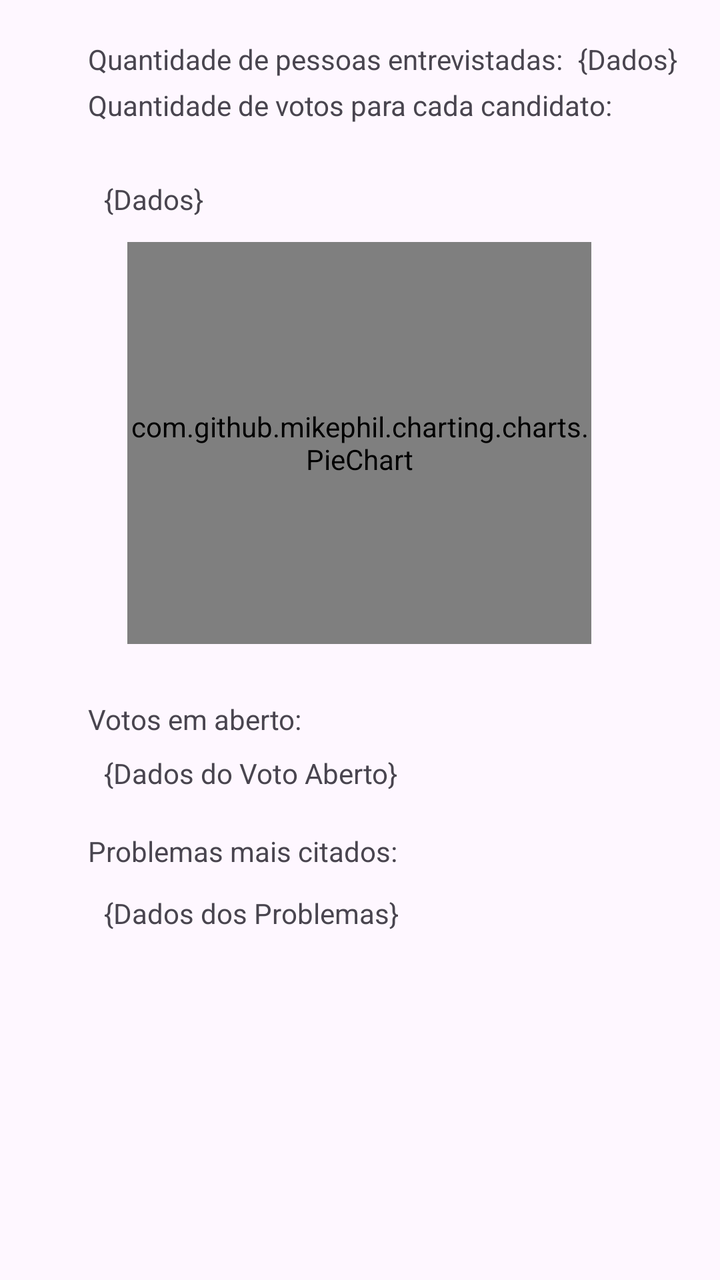
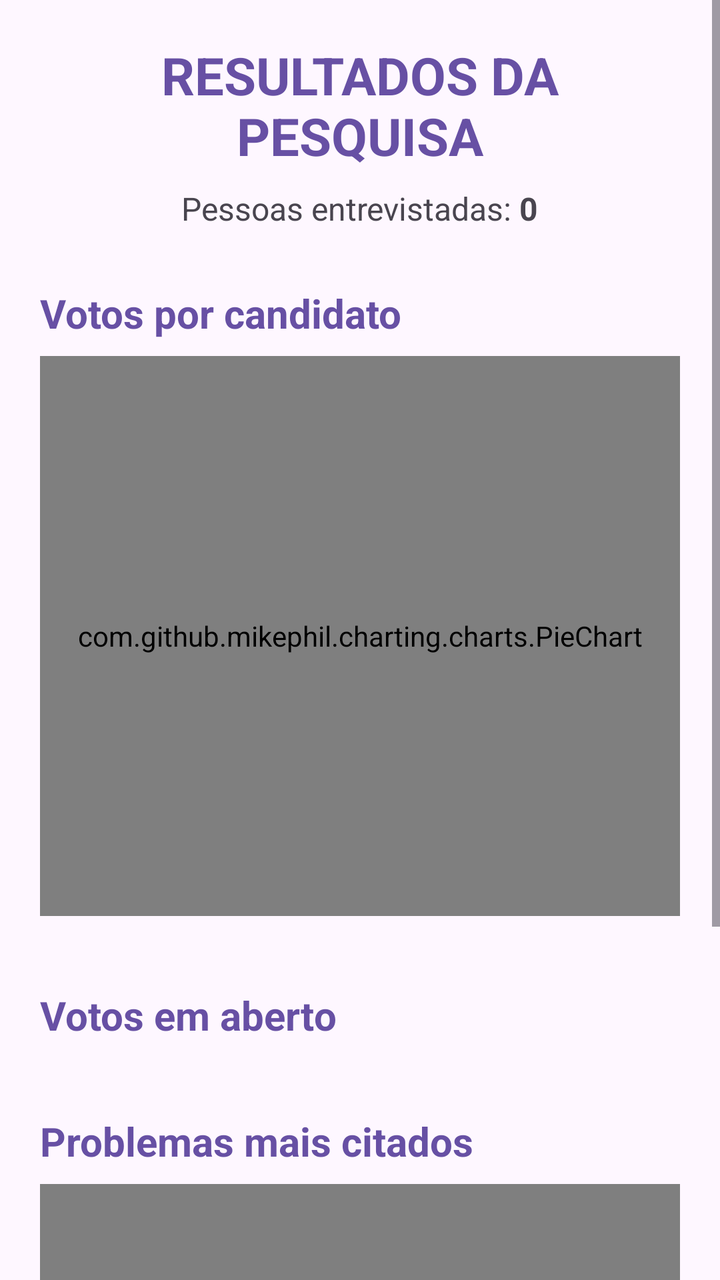

The first picture is an Android layout as it rendered before a commit; the second is the same layout after the commit. The layout source and the unified diff follow.
<!-- AndroidManifest.xml: application theme Theme.PesquisaEleitoral -->
<!-- res/layout/activity_dados.xml -->
<?xml version="1.0" encoding="utf-8"?>
<androidx.constraintlayout.widget.ConstraintLayout xmlns:android="http://schemas.android.com/apk/res/android"
    xmlns:app="http://schemas.android.com/apk/res-auto"
    xmlns:tools="http://schemas.android.com/tools"
    android:id="@+id/main"
    android:layout_width="match_parent"
    android:layout_height="match_parent"
    tools:context=".DadosActivity">

    <com.github.mikephil.charting.charts.PieChart
        android:id="@+id/graficoVotos"
        android:layout_width="232dp"
        android:layout_height="201dp"
        android:layout_marginTop="12dp"
        app:layout_constraintEnd_toEndOf="parent"
        app:layout_constraintHorizontal_bias="0.497"
        app:layout_constraintStart_toStartOf="parent"
        app:layout_constraintTop_toBottomOf="@+id/dadosPesquisa" />

    <TextView
        android:id="@+id/dadosProblemas"
        android:layout_width="308dp"
        android:layout_height="wrap_content"
        android:layout_marginStart="52dp"
        android:layout_marginTop="12dp"
        android:text="{Dados dos Problemas}"
        app:layout_constraintStart_toStartOf="parent"
        app:layout_constraintTop_toBottomOf="@+id/textView20" />

    <TextView
        android:id="@+id/textView20"
        android:layout_width="wrap_content"
        android:layout_height="wrap_content"
        android:layout_marginStart="44dp"
        android:layout_marginTop="20dp"
        android:text="Problemas mais citados:"
        app:layout_constraintStart_toStartOf="parent"
        app:layout_constraintTop_toBottomOf="@+id/dadosVotoAberto" />

    <TextView
        android:id="@+id/dadosVotoAberto"
        android:layout_width="wrap_content"
        android:layout_height="wrap_content"
        android:layout_marginStart="52dp"
        android:layout_marginTop="8dp"
        android:text="{Dados do Voto Aberto}"
        app:layout_constraintStart_toStartOf="parent"
        app:layout_constraintTop_toBottomOf="@+id/textView19" />

    <TextView
        android:id="@+id/textView19"
        android:layout_width="wrap_content"
        android:layout_height="wrap_content"
        android:layout_marginStart="44dp"
        android:layout_marginTop="28dp"
        android:text="Votos em aberto:"
        app:layout_constraintStart_toStartOf="parent"
        app:layout_constraintTop_toBottomOf="@+id/graficoVotos" />

    <TextView
        android:id="@+id/textView18"
        android:layout_width="wrap_content"
        android:layout_height="wrap_content"
        android:layout_marginStart="44dp"
        android:layout_marginTop="4dp"
        android:text="Quantidade de votos para cada candidato:"
        app:layout_constraintStart_toStartOf="parent"
        app:layout_constraintTop_toBottomOf="@+id/textView17" />

    <TextView
        android:id="@+id/dadosPesquisa"
        android:layout_width="wrap_content"
        android:layout_height="wrap_content"
        android:layout_marginStart="52dp"
        android:layout_marginTop="28dp"
        android:text="{Dados}"
        app:layout_constraintStart_toStartOf="parent"
        app:layout_constraintTop_toBottomOf="@+id/textView18" />

    <TextView
        android:id="@+id/textView17"
        android:layout_width="wrap_content"
        android:layout_height="wrap_content"
        android:layout_marginStart="44dp"
        android:layout_marginTop="20dp"
        android:text="Quantidade de pessoas entrevistadas: "
        app:layout_constraintStart_toStartOf="parent"
        app:layout_constraintTop_toTopOf="parent" />

    <TextView
        android:id="@+id/totalEntrevistados"
        android:layout_width="wrap_content"
        android:layout_height="wrap_content"
        android:layout_marginStart="4dp"
        android:layout_marginTop="20dp"
        android:text="{Dados}"
        app:layout_constraintStart_toEndOf="@+id/textView17"
        app:layout_constraintTop_toTopOf="parent" />

</androidx.constraintlayout.widget.ConstraintLayout>
<!-- resources referenced by this layout -->
<resources>
  <style name="Theme.PesquisaEleitoral" parent="Base.Theme.PesquisaEleitoral" />
  <style name="Base.Theme.PesquisaEleitoral" parent="Theme.Material3.DayNight.NoActionBar">
          
          
      </style>
</resources>

<!-- the commit's change to res/layout/activity_dados.xml (unified diff, before → after) -->
@@ -1,100 +1,110 @@
 <?xml version="1.0" encoding="utf-8"?>
-<androidx.constraintlayout.widget.ConstraintLayout xmlns:android="http://schemas.android.com/apk/res/android"
+<ScrollView xmlns:android="http://schemas.android.com/apk/res/android"
     xmlns:app="http://schemas.android.com/apk/res-auto"
     xmlns:tools="http://schemas.android.com/tools"
     android:id="@+id/main"
     android:layout_width="match_parent"
     android:layout_height="match_parent"
+    android:fillViewport="true"
     tools:context=".DadosActivity">
 
-    <com.github.mikephil.charting.charts.PieChart
-        android:id="@+id/graficoVotos"
-        android:layout_width="232dp"
-        android:layout_height="201dp"
-        android:layout_marginTop="12dp"
-        app:layout_constraintEnd_toEndOf="parent"
-        app:layout_constraintHorizontal_bias="0.497"
-        app:layout_constraintStart_toStartOf="parent"
-        app:layout_constraintTop_toBottomOf="@+id/dadosPesquisa" />
+    <LinearLayout
+        android:layout_width="match_parent"
+        android:layout_height="wrap_content"
+        android:orientation="vertical"
+        android:padding="20dp">
 
-    <TextView
-        android:id="@+id/dadosProblemas"
-        android:layout_width="308dp"
-        android:layout_height="wrap_content"
-        android:layout_marginStart="52dp"
-        android:layout_marginTop="12dp"
-        android:text="{Dados dos Problemas}"
-        app:layout_constraintStart_toStartOf="parent"
-        app:layout_constraintTop_toBottomOf="@+id/textView20" />
+        <TextView
+            android:layout_width="match_parent"
+            android:layout_height="wrap_content"
+            android:gravity="center"
+            android:text="RESULTADOS DA PESQUISA"
+            android:textColor="?attr/colorPrimary"
+            android:textSize="26sp"
+            android:textStyle="bold" />
 
-    <TextView
-        android:id="@+id/textView20"
-        android:layout_width="wrap_content"
-        android:layout_height="wrap_content"
-        android:layout_marginStart="44dp"
-        android:layout_marginTop="20dp"
-        android:text="Problemas mais citados:"
-        app:layout_constraintStart_toStartOf="parent"
-        app:layout_constraintTop_toBottomOf="@+id/dadosVotoAberto" />
+        <LinearLayout
+            android:layout_width="match_parent"
+            android:layout_height="wrap_content"
+            android:layout_marginTop="8dp"
+            android:gravity="center"
+            android:orientation="horizontal">
 
-    <TextView
-        android:id="@+id/dadosVotoAberto"
-        android:layout_width="wrap_content"
-        android:layout_height="wrap_content"
-        android:layout_marginStart="52dp"
-        android:layout_marginTop="8dp"
-        android:text="{Dados do Voto Aberto}"
-        app:layout_constraintStart_toStartOf="parent"
-        app:layout_constraintTop_toBottomOf="@+id/textView19" />
+            <TextView
+                android:layout_width="wrap_content"
+                android:layout_height="wrap_content"
+                android:text="Pessoas entrevistadas: "
+                android:textSize="16sp" />
 
-    <TextView
-        android:id="@+id/textView19"
-        android:layout_width="wrap_content"
-        android:layout_height="wrap_content"
-        android:layout_marginStart="44dp"
-        android:layout_marginTop="28dp"
-        android:text="Votos em aberto:"
-        app:layout_constraintStart_toStartOf="parent"
-        app:layout_constraintTop_toBottomOf="@+id/graficoVotos" />
+            <TextView
+                android:id="@+id/totalEntrevistados"
+                android:layout_width="wrap_content"
+                android:layout_height="wrap_content"
+                android:text="0"
+                android:textSize="16sp"
+                android:textStyle="bold" />
+        </LinearLayout>
 
-    <TextView
-        android:id="@+id/textView18"
-        android:layout_width="wrap_content"
-        android:layout_height="wrap_content"
-        android:layout_marginStart="44dp"
-        android:layout_marginTop="4dp"
-        android:text="Quantidade de votos para cada candidato:"
-        app:layout_constraintStart_toStartOf="parent"
-        app:layout_constraintTop_toBottomOf="@+id/textView17" />
+        <TextView
+            android:layout_width="match_parent"
+            android:layout_height="wrap_content"
+            android:layout_marginTop="28dp"
+            android:text="Votos por candidato"
+            android:textColor="?attr/colorPrimary"
+            android:textSize="20sp"
+            android:textStyle="bold" />
 
-    <TextView
-        android:id="@+id/dadosPesquisa"
-        android:layout_width="wrap_content"
-        android:layout_height="wrap_content"
-        android:layout_marginStart="52dp"
-        android:layout_marginTop="28dp"
-        android:text="{Dados}"
-        app:layout_constraintStart_toStartOf="parent"
-        app:layout_constraintTop_toBottomOf="@+id/textView18" />
+        <com.github.mikephil.charting.charts.PieChart
+            android:id="@+id/graficoVotos"
+            android:layout_width="match_parent"
+            android:layout_height="280dp"
+            android:layout_marginTop="8dp" />
 
-    <TextView
-        android:id="@+id/textView17"
-        android:layout_width="wrap_content"
-        android:layout_height="wrap_content"
-        android:layout_marginStart="44dp"
-        android:layout_marginTop="20dp"
-        android:text="Quantidade de pessoas entrevistadas: "
-        app:layout_constraintStart_toStartOf="parent"
-        app:layout_constraintTop_toTopOf="parent" />
+        <LinearLayout
+            android:id="@+id/containerCandidatos"
+            android:layout_width="match_parent"
+            android:layout_height="wrap_content"
+            android:layout_marginTop="8dp"
+            android:orientation="vertical" />
 
-    <TextView
-        android:id="@+id/totalEntrevistados"
-        android:layout_width="wrap_content"
-        android:layout_height="wrap_content"
-        android:layout_marginStart="4dp"
-        android:layout_marginTop="20dp"
-        android:text="{Dados}"
-        app:layout_constraintStart_toEndOf="@+id/textView17"
-        app:layout_constraintTop_toTopOf="parent" />
+        <TextView
+            android:layout_width="match_parent"
+            android:layout_height="wrap_content"
+            android:layout_marginTop="28dp"
+            android:text="Votos em aberto"
+            android:textColor="?attr/colorPrimary"
+            android:textSize="20sp"
+            android:textStyle="bold" />
 
-</androidx.constraintlayout.widget.ConstraintLayout>
+        <LinearLayout
+            android:id="@+id/containerVotoAberto"
+            android:layout_width="match_parent"
+            android:layout_height="wrap_content"
+            android:layout_marginTop="8dp"
+            android:orientation="vertical" />
+
+        <TextView
+            android:layout_width="match_parent"
+            android:layout_height="wrap_content"
+            android:layout_marginTop="28dp"
+            android:text="Problemas mais citados"
+            android:textColor="?attr/colorPrimary"
+            android:textSize="20sp"
+            android:textStyle="bold" />
+
+        <com.github.mikephil.charting.charts.HorizontalBarChart
+            android:id="@+id/graficoProblemas"
+            android:layout_width="match_parent"
+            android:layout_height="240dp"
+            android:layout_marginTop="8dp" />
+
+        <LinearLayout
+            android:id="@+id/containerProblemas"
+            android:layout_width="match_parent"
+            android:layout_height="wrap_content"
+            android:layout_marginTop="8dp"
+            android:layout_marginBottom="24dp"
+            android:orientation="vertical" />
+
+    </LinearLayout>
+</ScrollView>
